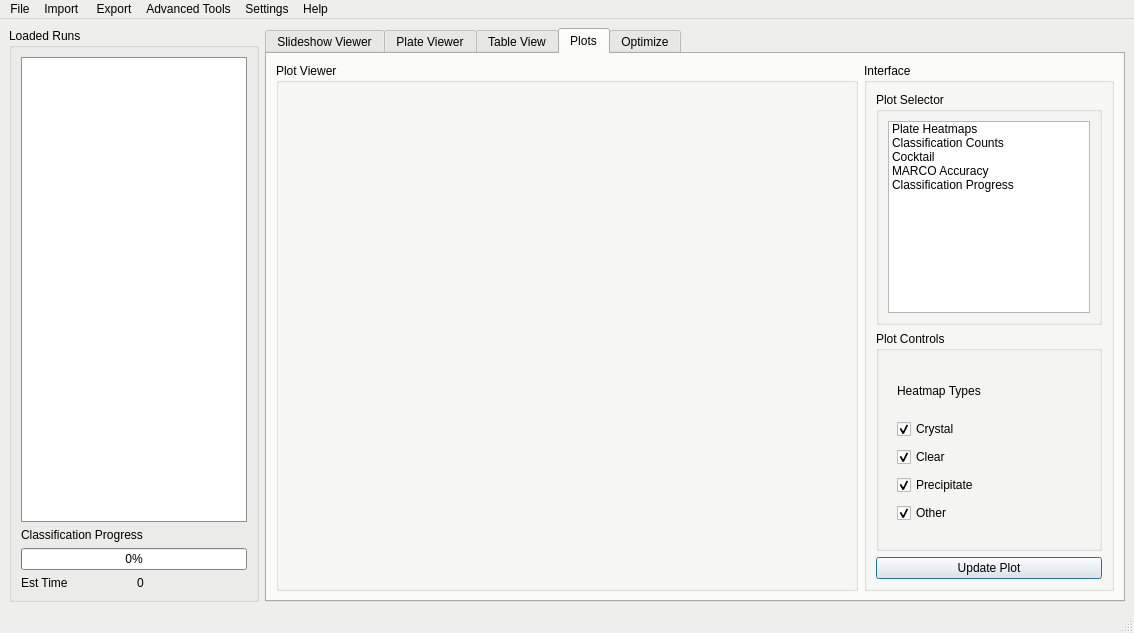
Above: pyqt_designer/main_window.ui from Hauptman-Woodward/Marco_Polo before the change. Below: the same form after it.
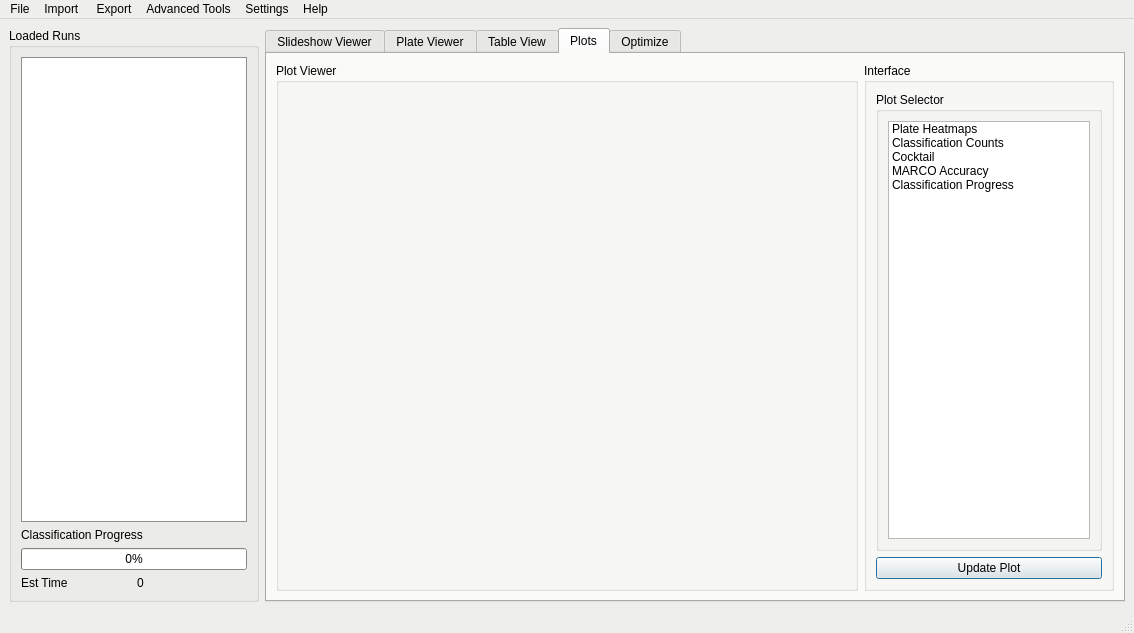
That is the form after the change. The open tabs and pages were chosen to show the change. Custom widgets are drawn as their Qt base class.

```diff
--- a/pyqt_designer/main_window.ui
+++ b/pyqt_designer/main_window.ui
@@ -1711,90 +1711,6 @@
              </layout>
             </widget>
            </item>
-           <item>
-            <widget class="QGroupBox" name="groupBox_19">
-             <property name="title">
-              <string>Plot Controls</string>
-             </property>
-             <layout class="QVBoxLayout" name="verticalLayout_5">
-              <item>
-               <widget class="QStackedWidget" name="stackedWidget">
-                <property name="currentIndex">
-                 <number>1</number>
-                </property>
-                <widget class="QWidget" name="page">
-                 <layout class="QVBoxLayout" name="verticalLayout_12">
-                  <item>
-                   <widget class="QLabel" name="label">
-                    <property name="maximumSize">
-                     <size>
-                      <width>120</width>
-                      <height>40</height>
-                     </size>
-                    </property>
-                    <property name="text">
-                     <string>Heatmap Types</string>
-                    </property>
-                   </widget>
-                  </item>
-                  <item>
-                   <widget class="QCheckBox" name="checkBox_17">
-                    <property name="text">
-                     <string>Crystal</string>
-                    </property>
-                    <property name="checked">
-                     <bool>true</bool>
-                    </property>
-                   </widget>
-                  </item>
-                  <item>
-                   <widget class="QCheckBox" name="checkBox_18">
-                    <property name="text">
-                     <string>Clear</string>
-                    </property>
-                    <property name="checked">
-                     <bool>true</bool>
-                    </property>
-                   </widget>
-                  </item>
-                  <item>
-                   <widget class="QCheckBox" name="checkBox_19">
-                    <property name="text">
-                     <string>Precipitate</string>
-                    </property>
-                    <property name="checked">
-                     <bool>true</bool>
-                    </property>
-                   </widget>
-                  </item>
-                  <item>
-                   <widget class="QCheckBox" name="checkBox_20">
-                    <property name="text">
-                     <string>Other</string>
-                    </property>
-                    <property name="checked">
-                     <bool>true</bool>
-                    </property>
-                   </widget>
-                  </item>
-                 </layout>
-                </widget>
-                <widget class="QWidget" name="page_2">
-                 <layout class="QGridLayout" name="gridLayout_6">
-                  <item row="0" column="0">
-                   <widget class="QLabel" name="label_3">
-                    <property name="text">
-                     <string/>
-                    </property>
-                   </widget>
-                  </item>
-                 </layout>
-                </widget>
-               </widget>
-              </item>
-             </layout>
-            </widget>
-           </item>
            <item>
             <widget class="QPushButton" name="pushButton_13">
              <property name="text">
```
Left out of the diff: 45 changed lines with no effect on the pictures.
